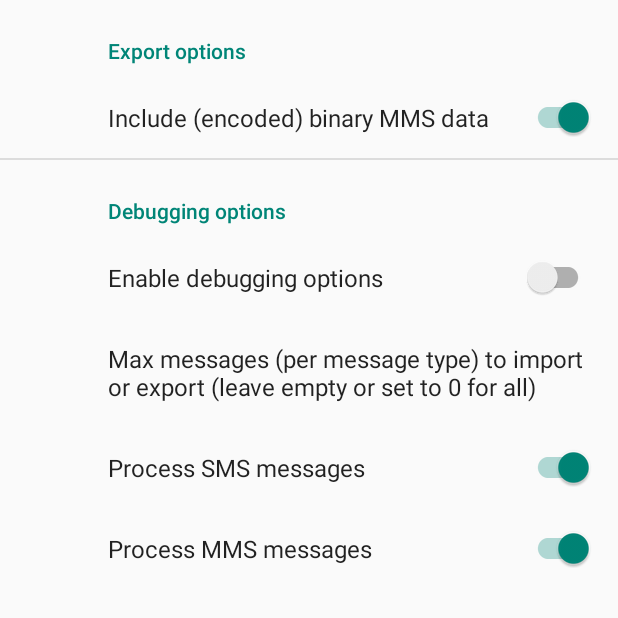
After one commit to tmo1/sms-ie, an Android app: the SettingsActivity screen opened directly, with no data from a screen before it, on a phone screen of 412 x 824 dp, the top half of it. The commit adds this screen. Run offline under Robolectric (Android 15) with nearby library versions, the phone set to English and light mode, and no system bars; our stand-ins replace androidx.preference.

Commit message:
Implement app settings / preferences

```diff
--- a/app/build.gradle
+++ b/app/build.gradle
@@ -64,6 +64,7 @@ dependencies {
     implementation 'androidx.appcompat:appcompat:1.3.1'
     implementation 'androidx.constraintlayout:constraintlayout:2.1.1'
     implementation 'com.google.android.material:material:1.4.0'
+    implementation 'androidx.preference:preference:1.1.1'
 
 
     //def activity_version = "1.2.1"
--- /dev/null
+++ b/app/src/main/java/com/github/tmo1/sms_ie/SettingsActivity.kt
@@ -0,0 +1,65 @@
+/*
+ * SMS Import / Export: a simple Android app for importing and exporting SMS messages from and to JSON files.
+ * Copyright (c) 2021 Thomas More
+ *
+ * This file is part of SMS Import / Export.
+ *
+ * SMS Import / Export is free software: you can redistribute it and/or modify
+ * it under the terms of the GNU General Public License as published by
+ * the Free Software Foundation, either version 3 of the License, or
+ * (at your option) any later version.
+ *
+ * SMS Import / Export is distributed in the hope that it will be useful,
+ * but WITHOUT ANY WARRANTY; without even the implied warranty of
+ * MERCHANTABILITY or FITNESS FOR A PARTICULAR PURPOSE. See the
+ * GNU General Public License for more details.
+ *
+ * You should have received a copy of the GNU General Public License
+ * along with SMS Import / Export.  If not, see <https://www.gnu.org/licenses/>.
+ */
+
+package com.github.tmo1.sms_ie
+
+import android.os.Bundle
+import androidx.appcompat.app.AppCompatActivity
+import androidx.preference.PreferenceFragmentCompat
+
+class SettingsActivity : AppCompatActivity() {
+
+    override fun onCreate(savedInstanceState: Bundle?) {
+        super.onCreate(savedInstanceState)
+        setContentView(R.layout.settings_activity)
+        if (savedInstanceState == null) {
+            supportFragmentManager
+                .beginTransaction()
+                .replace(R.id.settings, SettingsFragment())
+                .commit()
+        }
+        //supportActionBar?.setDisplayHomeAsUpEnabled(true)
+        //setSupportActionBar(findViewById(R.id.toolbar))
+    }
+
+    class SettingsFragment : PreferenceFragmentCompat() {
+        override fun onCreatePreferences(savedInstanceState: Bundle?, rootKey: String?) {
+            setPreferencesFromResource(R.xml.root_preferences, rootKey)
+        }
+    }
+
+    /*class TimePickerFragment : DialogFragment(), TimePickerDialog.OnTimeSetListener {
+
+        override fun onCreateDialog(savedInstanceState: Bundle): Dialog {
+            // Use the current time as the default values for the picker
+            val c = Calendar.getInstance()
+            val hour = c.get(Calendar.HOUR_OF_DAY)
+            val minute = c.get(Calendar.MINUTE)
+
+            // Create a new instance of TimePickerDialog and return it
+            return TimePickerDialog(activity, this, hour, minute, is24HourFormat(activity))
+        }
+
+        override fun onTimeSet(view: TimePicker, hourOfDay: Int, minute: Int) {
+            // Do something with the time chosen by the user
+        }
+    }*/
+
+}
--- /dev/null
+++ b/app/src/main/res/layout/settings_activity.xml
@@ -0,0 +1,29 @@
+<!--
+  ~ SMS Import / Export: a simple Android app for importing and exporting SMS messages from and to JSON files.
+  ~ Copyright (c) 2021 Thomas More
+  ~
+  ~ This file is part of SMS Import / Export.
+  ~
+  ~ SMS Import / Export is free software: you can redistribute it and/or modify
+  ~ it under the terms of the GNU General Public License as published by
+  ~ the Free Software Foundation, either version 3 of the License, or
+  ~ (at your option) any later version.
+  ~
+  ~ SMS Import / Export is distributed in the hope that it will be useful,
+  ~ but WITHOUT ANY WARRANTY; without even the implied warranty of
+  ~ MERCHANTABILITY or FITNESS FOR A PARTICULAR PURPOSE. See the
+  ~ GNU General Public License for more details.
+  ~
+  ~ You should have received a copy of the GNU General Public License
+  ~ along with SMS Import / Export.  If not, see <https://www.gnu.org/licenses/>.
+  -->
+
+<LinearLayout xmlns:android="http://schemas.android.com/apk/res/android"
+    android:layout_width="match_parent"
+    android:layout_height="match_parent">
+
+    <FrameLayout
+        android:id="@+id/settings"
+        android:layout_width="match_parent"
+        android:layout_height="match_parent" />
+</LinearLayout>
--- /dev/null
+++ b/app/src/main/res/xml/root_preferences.xml
@@ -0,0 +1,69 @@
+<!--
+  ~ SMS Import / Export: a simple Android app for importing and exporting SMS messages from and to JSON files.
+  ~ Copyright (c) 2021 Thomas More
+  ~
+  ~ This file is part of SMS Import / Export.
+  ~
+  ~ SMS Import / Export is free software: you can redistribute it and/or modify
+  ~ it under the terms of the GNU General Public License as published by
+  ~ the Free Software Foundation, either version 3 of the License, or
+  ~ (at your option) any later version.
+  ~
+  ~ SMS Import / Export is distributed in the hope that it will be useful,
+  ~ but WITHOUT ANY WARRANTY; without even the implied warranty of
+  ~ MERCHANTABILITY or FITNESS FOR A PARTICULAR PURPOSE. See the
+  ~ GNU General Public License for more details.
+  ~
+  ~ You should have received a copy of the GNU General Public License
+  ~ along with SMS Import / Export.  If not, see <https://www.gnu.org/licenses/>.
+  -->
+
+<PreferenceScreen xmlns:android="http://schemas.android.com/apk/res/android"
+    xmlns:app="http://schemas.android.com/apk/res-auto">
+
+    <!--<PreferenceCategory android:title="Schedule">
+
+        <SwitchPreferenceCompat
+            android:defaultValue="false"
+            android:key="schedule_export"
+            android:title="Schedule export" />
+
+    </PreferenceCategory>-->
+
+    <PreferenceCategory app:title="Export options">
+
+        <SwitchPreferenceCompat
+            android:key="include_binary_data"
+            android:title="@string/include_binary_data"
+            app:defaultValue="true" />
+
+    </PreferenceCategory>
+
+    <PreferenceCategory android:title="Debugging options">
+
+        <SwitchPreferenceCompat
+            android:key="debugging"
+            android:title="Enable debugging options"
+            app:defaultValue="false" />
+
+        <EditTextPreference
+            android:key="max_messages"
+            android:title="Max messages (per message type) to import or export (leave empty or set to 0 for all)"
+            app:defaultValue=""
+            app:dependency="debugging" />
+
+        <SwitchPreferenceCompat
+            android:key="sms"
+            android:title="Process SMS messages"
+            app:defaultValue="true"
+            app:dependency="debugging" />
+
+        <SwitchPreferenceCompat
+            android:key="mms"
+            android:title="Process MMS messages"
+            app:defaultValue="true"
+            app:dependency="debugging" />
+
+    </PreferenceCategory>
+
+</PreferenceScreen>
--- a/build.gradle
+++ b/build.gradle
@@ -27,8 +27,8 @@ buildscript {
         mavenCentral()
     }
     dependencies {
-        classpath 'com.android.tools.build:gradle:7.0.3'
-        classpath "org.jetbrains.kotlin:kotlin-gradle-plugin:$kotlin_version"
+        classpath 'com.android.tools.build:gradle:7.0.4'
+        classpath "org.jetbrains.kotlin:kotlin-gradle-plugin:1.6.0"
 
         // NOTE: Do not place your application dependencies here; they belong
         // in the individual module build.gradle files
```
Also changed, not shown: app/src/main/AndroidManifest.xml (+16 -28 lines), app/src/main/java/com/github/tmo1/sms_ie/MainActivity.kt (+40 -16 lines), app/src/main/res/layout/activity_main.xml (+14 -2 lines), app/src/main/res/menu/options_menu.xml (added, +29 -0 lines), app/src/main/res/values/strings.xml (+17 -0 lines).
